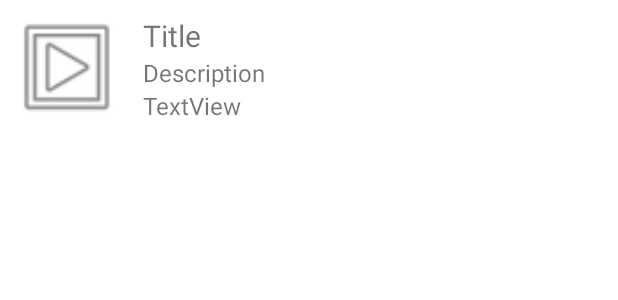
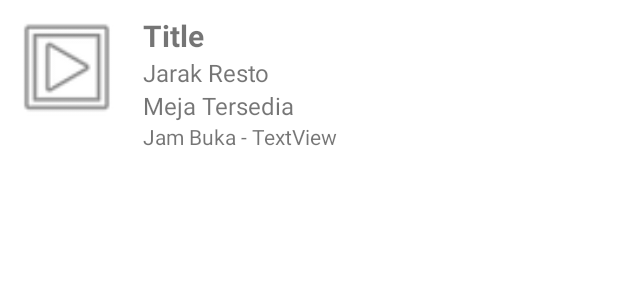
Before and after one commit to DonStreetKing/AllYouCanPesan.rev2, an Android app: the layout isi_list_restoranterdekat_di_activitymain.xml on its own in the app's theme, with its tools: preview values and no code run, on a phone screen of 412 x 824 dp. Shown: the top 300 px of the screen. Run offline under Robolectric (Android 15) with nearby library versions, the phone set to English and light mode, and no system bars; network calls fail.

Commit message:
Tambah Jam buka tutup dan buat jadi rounded corner

```diff
--- a/app/src/main/java/com/example/allyoucanpesanrev2/MainActivity.java
+++ b/app/src/main/java/com/example/allyoucanpesanrev2/MainActivity.java
@@ -97,6 +97,8 @@ public class MainActivity extends AppCompatActivity {
                 data.putString("Nama_Restoran", posisi.getNama_Restoran());
                 data.putString("Jarak_Restoran", posisi.getJarak_Restoran());
                 data.putString("Meja_Tersedia", posisi.getMeja_Tersedia());
+                data.putString("Jam_Buka", posisi.getJam_Buka());
+                data.putString("Jam_Tutup", posisi.getJam_Tutup());
                 intent.putExtras(data);
                 startActivity(intent);
 
@@ -118,7 +120,9 @@ public class MainActivity extends AppCompatActivity {
 //                                jsonObject.getString("Gambar_Restoran"),
                                 jsonObject.getString("Nama_Restoran"),
                                 jsonObject.getString("Jarak_Restoran"),
-                                jsonObject.getString("Meja_Tersedia"));
+                                jsonObject.getString("Meja_Tersedia"),
+                                jsonObject.getString("Jam_Buka"),
+                                jsonObject.getString("Jam_Tutup"));
                         RestoranTerdekat.add(ListAPI);
                     }
                     final MainAdapter_ActivityMain_ListRestoranTerdekat adapter = new MainAdapter_ActivityMain_ListRestoranTerdekat(RestoranTerdekat, getApplicationContext());
--- a/app/src/main/java/com/example/allyoucanpesanrev2/MainAdapter_ActivityMain_ListRestoranTerdekat.java
+++ b/app/src/main/java/com/example/allyoucanpesanrev2/MainAdapter_ActivityMain_ListRestoranTerdekat.java
@@ -27,6 +27,8 @@ public class MainAdapter_ActivityMain_ListRestoranTerdekat extends ArrayAdapter<
         TextView TextToShowNamaRestoran = listViewItem.findViewById(R.id.TextToShow_NamaRestoran);
         TextView TextToShowJarakRestoran = listViewItem.findViewById(R.id.TextToShow_JarakRestoranHome);
         TextView TextToShowMejaTersedia = listViewItem.findViewById(R.id.TextToShow_MejaTersediaHome);
+        TextView TextToShowJamBuka = listViewItem.findViewById(R.id.TextToShow_JamBuka);
+        TextView TextToShowJamTutup = listViewItem.findViewById(R.id.TextToShow_JamTutup);
 //        ImageView Gambar_Restoran = listViewItem.findViewById(R.id.GambarRestoran);
 
         MainModel_ActivityMain_ListRestoranTerdekat mainModel_activityMain_listRestoranTerdekat = RestoranTerdekat.get(position);
@@ -34,6 +36,8 @@ public class MainAdapter_ActivityMain_ListRestoranTerdekat extends ArrayAdapter<
         TextToShowNamaRestoran.setText(mainModel_activityMain_listRestoranTerdekat.getNama_Restoran());
         TextToShowJarakRestoran.setText(mainModel_activityMain_listRestoranTerdekat.getJarak_Restoran());
         TextToShowMejaTersedia.setText(mainModel_activityMain_listRestoranTerdekat.getMeja_Tersedia());
+        TextToShowJamBuka.setText(mainModel_activityMain_listRestoranTerdekat.getJam_Buka());
+        TextToShowJamTutup.setText(mainModel_activityMain_listRestoranTerdekat.getJam_Tutup());
 
 //        Glide.with(context).load(mainModel_activityMain_listRestoranTerdekat.getGambar_Restoran()).into(Gambar_Restoran);
 
--- /dev/null
+++ b/app/src/main/res/drawable/rounded_layout_bg.xml
@@ -0,0 +1,15 @@
+<?xml version="1.0" encoding="UTF-8"?>
+<shape xmlns:android="http://schemas.android.com/apk/res/android">
+    <solid
+        android:color="#FFFFFF"/>
+    <stroke
+        android:width="3dp"
+        android:color="#FFFFFF"/>
+    <corners
+        android:radius="10dp"/>
+    <padding
+        android:left="0dp"
+        android:top="0dp"
+        android:right="0dp"
+        android:bottom="0dp"/>
+</shape>
--- a/app/src/main/res/layout/isi_list_restoranterdekat_di_activitymain.xml
+++ b/app/src/main/res/layout/isi_list_restoranterdekat_di_activitymain.xml
@@ -2,7 +2,8 @@
 <LinearLayout xmlns:android="http://schemas.android.com/apk/res/android"
     xmlns:app="http://schemas.android.com/apk/res-auto"
     android:layout_width="match_parent"
-    android:layout_height="match_parent">
+    android:layout_height="match_parent"
+    android:background="@drawable/rounded_layout_bg">
 
     <ImageView
         android:id="@+id/GambarRestoran"
@@ -13,7 +14,7 @@
 
     <LinearLayout
         android:id="@+id/KolomDataRestoran"
-        android:layout_width="wrap_content"
+        android:layout_width="match_parent"
         android:layout_height="wrap_content"
         android:orientation="vertical">
 
@@ -23,21 +24,46 @@
             android:layout_height="wrap_content"
             android:layout_marginTop="10dp"
             android:text="Title"
-            android:textSize="20sp" />
+            android:textSize="20sp"
+            android:textStyle="bold" />
 
         <TextView
             android:id="@+id/TextToShow_JarakRestoranHome"
             android:layout_width="wrap_content"
             android:layout_height="wrap_content"
-            android:text="Description"
+            android:text="Jarak Resto"
             android:textSize="16sp" />
 
         <TextView
             android:id="@+id/TextToShow_MejaTersediaHome"
             android:layout_width="match_parent"
             android:layout_height="wrap_content"
-            android:text="TextView"
+            android:text="Meja Tersedia"
             android:textSize="16sp" />
+
+        <LinearLayout
+            android:layout_width="match_parent"
+            android:layout_height="match_parent"
+            android:orientation="horizontal">
+
+            <TextView
+                android:id="@+id/TextToShow_JamBuka"
+                android:layout_width="wrap_content"
+                android:layout_height="wrap_content"
+                android:text="Jam Buka" />
+
+            <TextView
+                android:id="@+id/textView16"
+                android:layout_width="wrap_content"
+                android:layout_height="wrap_content"
+                android:text="@string/strip" />
+
+            <TextView
+                android:id="@+id/TextToShow_JamTutup"
+                android:layout_width="wrap_content"
+                android:layout_height="wrap_content"
+                android:text="TextView" />
+        </LinearLayout>
 
     </LinearLayout>
 
--- a/app/src/main/res/values/strings.xml
+++ b/app/src/main/res/values/strings.xml
@@ -8,4 +8,7 @@
     <string name="already_a_user_sign_in_now">Already a user? Sign in now</string>
     <string name="terms_and_condition">terms and condition</string>
     <string name="create">create</string>
+    <string name="stip">-</string>
+    <string name="meja_tersedia">" Meja Tersedia"</string>
+    <string name="strip">" - "</string>
 </resources>
```
Also changed, not shown: app/src/main/java/com/example/allyoucanpesanrev2/MainModel_ActivityMain_ListRestoranTerdekat.java (+20 -2 lines), app/src/main/java/com/example/allyoucanpesanrev2/MenuRestoran.java (+35 -9 lines), app/src/main/res/layout/activity_menu_restoran.xml (+78 -19 lines). Lines whose indentation alone changed are shown as unchanged.
